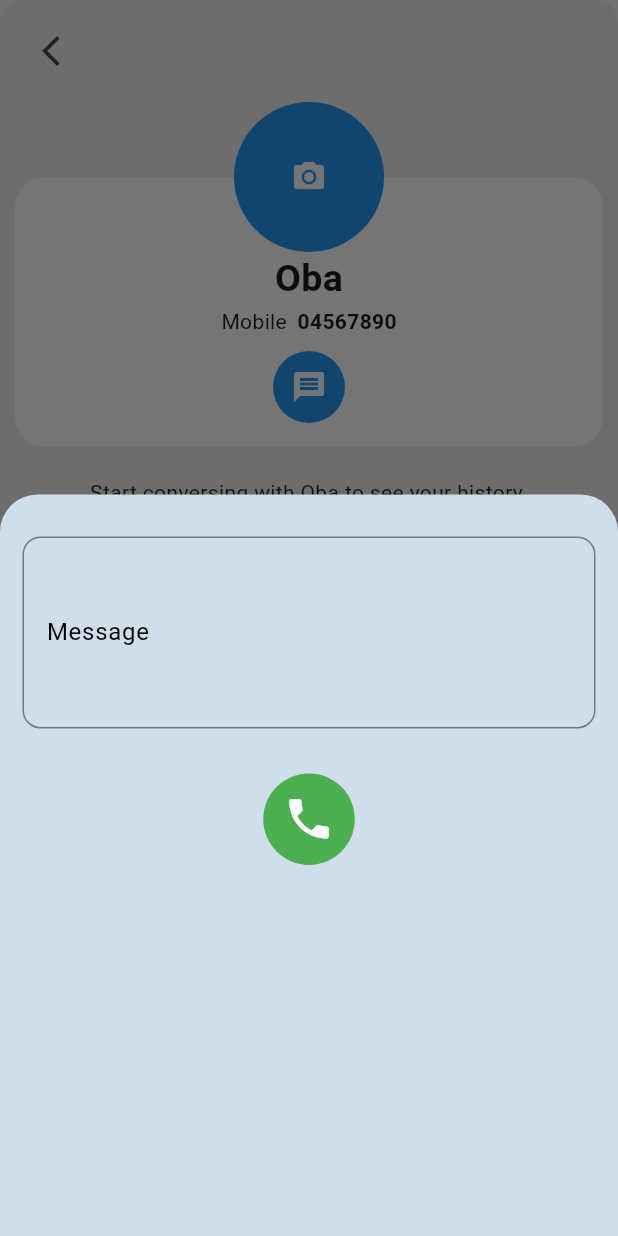
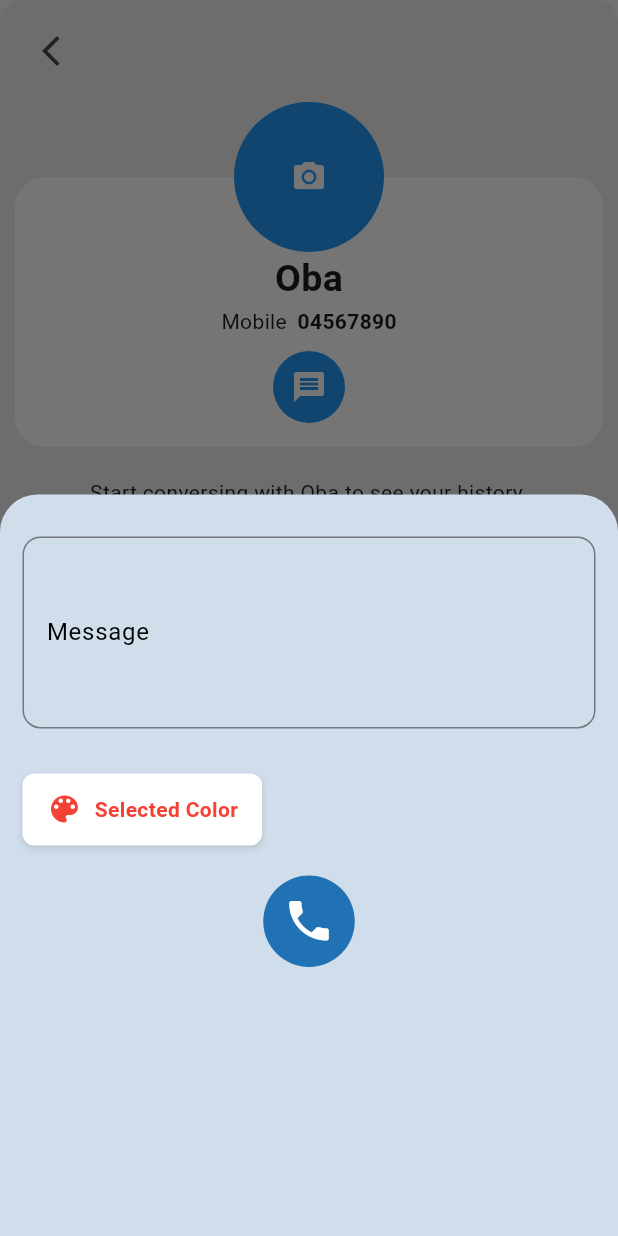
Before and after one commit to bolexyro/text-call, a Flutter app: the ContactDetailsWHistoryScreen screen opened directly with sample values from the repository, after a tap on the "message" icon, on a phone screen of 412 x 824 dp. Run offline on Flutter 3.47's test engine with Material 3 defaults, Android fonts, the phone set to English and light mode, and no system bars; our stand-ins replace animated_text_kit, awesome_notifications, cloud_firestore, confetti, firebase_auth, firebase_core and 9 more; accounts and stored records are empty.

Commit message:
Added color picker

```diff
--- a/lib/screens/auth_screen.dart
+++ b/lib/screens/auth_screen.dart
@@ -42,9 +42,6 @@ class _AuthScreenState extends ConsumerState<AuthScreen> {
     db.collection("users").doc(_enteredPhoneNumber).set(
       {'fcmToken': kToken},
     );
-    setState(() {
-      _isAuthenticating = false;
-    });
 
     Navigator.of(context).pushReplacement(
       MaterialPageRoute(
--- a/lib/widgets/message_writer.dart
+++ b/lib/widgets/message_writer.dart
@@ -9,6 +9,7 @@ import 'package:confetti/confetti.dart';
 import 'package:text_call/models/contact.dart';
 import 'package:text_call/models/recent.dart';
 import 'package:text_call/providers/recents_provider.dart';
+import 'package:text_call/widgets/choose_color_dialog.dart';
 import 'package:web_socket_channel/web_socket_channel.dart';
 import 'package:google_fonts/google_fonts.dart';
 
@@ -33,6 +34,7 @@ class _MessageWriterState extends ConsumerState<MessageWriter> {
   );
 
   late Future _animationDelay;
+  Color _selectedColor = Colors.red;
 
   late WebSocketChannel _channel;
 
@@ -78,6 +80,22 @@ class _MessageWriterState extends ConsumerState<MessageWriter> {
     );
   }
 
+  void _showColorPicker() async {
+    Color? selectedColor = await showAdaptiveDialog(
+      context: context,
+      builder: (context) {
+        return ChooseColorDialog(initialPickerColor: _selectedColor);
+      },
+    );
+
+    if (selectedColor == null) {
+      return;
+    }
+    setState(() {
+      _selectedColor = selectedColor;
+    });
+  }
+
   @override
   Widget build(BuildContext context) {
     Widget messageWriterContent = Padding(
@@ -110,6 +128,55 @@ class _MessageWriterState extends ConsumerState<MessageWriter> {
               const SizedBox(
                 height: 30,
               ),
+              Row(
+                children: [
+                  Container(
+                    decoration: BoxDecoration(
+                      borderRadius: BorderRadius.circular(8),
+                      color: Colors.white,
+                      boxShadow: [
+                        BoxShadow(
+                          color: Colors.black.withOpacity(0.1),
+                          blurRadius: 3,
+                          offset: const Offset(0, 2),
+                        ),
+                      ],
+                    ),
+                    child: Material(
+                      borderRadius: BorderRadius.circular(8),
+                      color: Colors.transparent,
+                      child: InkWell(
+                        onTap: _showColorPicker,
+                        borderRadius: BorderRadius.circular(8),
+                        child: Padding(
+                          padding: const EdgeInsets.symmetric(
+                              vertical: 12, horizontal: 16),
+                          child: Row(
+                            mainAxisSize: MainAxisSize.min,
+                            children: [
+                              Icon(Icons.color_lens,
+                                  color: _selectedColor // Icon color
+                                  ),
+                              const SizedBox(width: 8),
+                              Text(
+                                'Selected Color',
+                                style: TextStyle(
+                                  color: _selectedColor, // Text color
+                                  fontWeight: FontWeight.bold,
+                                ),
+                              ),
+                            ],
+                          ),
+                        ),
+                      ),
+                    ),
+                  ),
+                  const Spacer(),
+                ],
+              ),
+              const SizedBox(
+                height: 20,
+              ),
               IconButton(
                 onPressed: () => _callSomeone(context),
                 icon: const Padding(
@@ -120,7 +187,7 @@ class _MessageWriterState extends ConsumerState<MessageWriter> {
                   ),
                 ),
                 style: IconButton.styleFrom(
-                  backgroundColor: Colors.green,
+                  backgroundColor: const Color.fromARGB(255, 32, 114, 181),
                   foregroundColor: Colors.white,
                 ),
               ),
--- a/pubspec.yaml
+++ b/pubspec.yaml
@@ -54,6 +54,10 @@ dependencies:
   google_fonts: ^6.2.1
   intl: ^0.19.0
   grouped_list: ^5.1.2
+  flutter_colorpicker:
+    git:
+      url: https://github.com/mchome/flutter_colorpicker
+      ref: master  # or 786d04363f587b818ce585d25b9c2bb62de95aba
 
 dev_dependencies:
   flutter_test:
```
Also changed, not shown: lib/widgets/choose_color_dialog.dart (added, +91 -0 lines), pubspec.lock.
